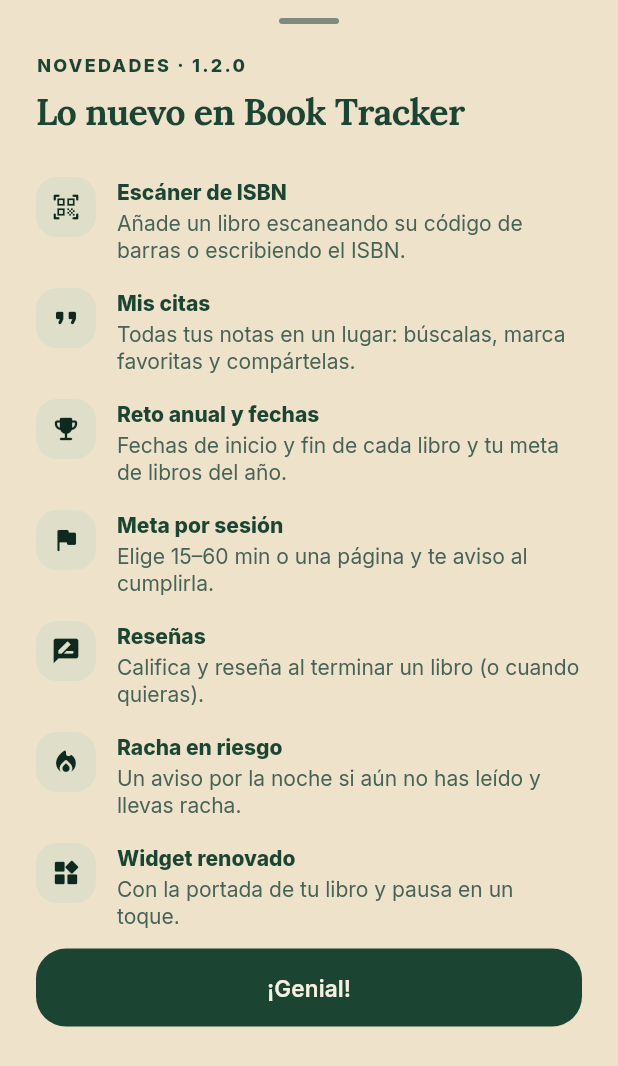
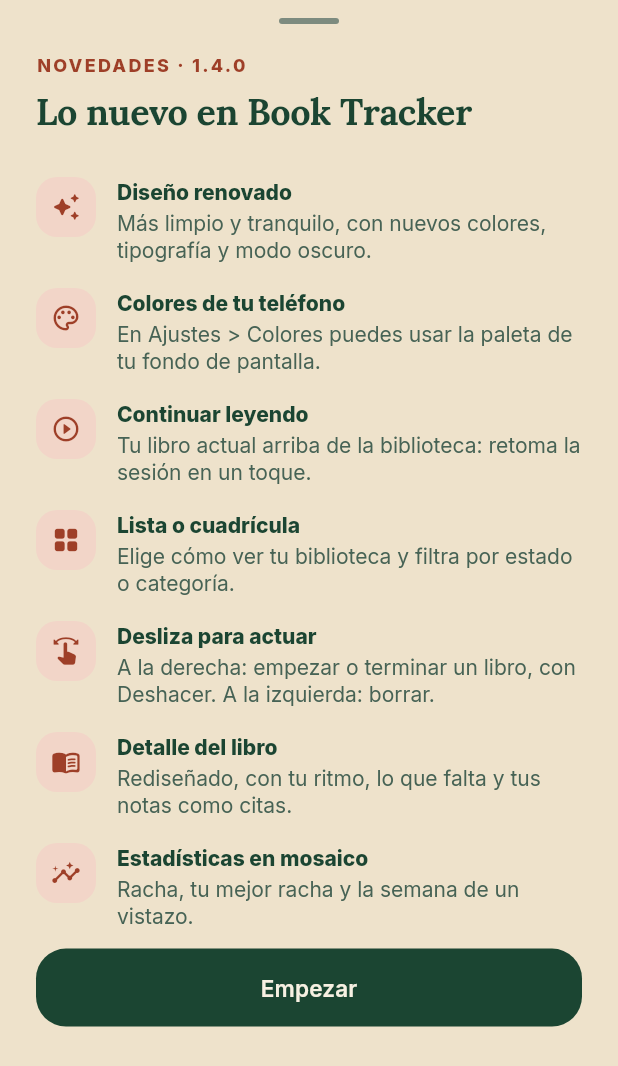
Before and after one commit to Xl3jxndro/book-tracker, a Flutter app: the WhatsNewSheet widget shown alone on an empty page, opened directly, on a phone screen of 412 x 824 dp. Shown: the top 1066 px of the screen. Run offline on Flutter 3.47's test engine with Material 3 defaults, Android fonts, the phone set to English and light mode, and no system bars; our stand-ins replace confetti, drift, dynamic_color, file_picker, flutter_local_notifications, flutter_riverpod and 18 more; missing offline and left inert: home_widget, in_app_purchase_android, mobile_scanner, tutorial_coach_mark; accounts and stored records are empty; generated files the repository leaves out were written again; statements that could not run were skipped.

Commit message:
Versión 1.4.0 (14): novedades del rediseño
Co-Authored-By: Claude Opus 5.5 <noreply@anthropic.com>

```diff
--- a/lib/widgets/whats_new_sheet.dart
+++ b/lib/widgets/whats_new_sheet.dart
@@ -6,19 +6,18 @@ import '../theme/app_colors.dart';
 /// bienvenida en su lugar). Al publicar otra versión con novedades, cambiar
 /// [version] y [items].
 class WhatsNew {
-  static const version = '1.2.0';
+  static const version = '1.4.0';
   static const prefsKey = 'whats_new_seen_version';
 
   static const items = <(IconData, String, String)>[
-    (Icons.qr_code_scanner_rounded, 'Escáner de ISBN', 'Añade un libro escaneando su código de barras o escribiendo el ISBN.'),
-    (Icons.format_quote_rounded, 'Mis citas', 'Todas tus notas en un lugar: búscalas, marca favoritas y compártelas.'),
-    (Icons.emoji_events_rounded, 'Reto anual y fechas', 'Fechas de inicio y fin de cada libro y tu meta de libros del año.'),
-    (Icons.flag_rounded, 'Meta por sesión', 'Elige 15–60 min o una página y te aviso al cumplirla.'),
-    (Icons.rate_review_rounded, 'Reseñas', 'Califica y reseña al terminar un libro (o cuando quieras).'),
-    (Icons.local_fire_department_rounded, 'Racha en riesgo', 'Un aviso por la noche si aún no has leído y llevas racha.'),
-    (Icons.widgets_rounded, 'Widget renovado', 'Con la portada de tu libro y pausa en un toque.'),
-    (Icons.ios_share_rounded, 'Mi año lector', 'Comparte una tarjeta con tus estadísticas del año.'),
-    (Icons.download_rounded, 'Goodreads y respaldos', 'Importa tu biblioteca de Goodreads y guarda una copia completa con portadas.'),
+    (Icons.auto_awesome_rounded, 'Diseño renovado', 'Más limpio y tranquilo, con nuevos colores, tipografía y modo oscuro.'),
+    (Icons.palette_outlined, 'Colores de tu teléfono', 'En Ajustes > Colores puedes usar la paleta de tu fondo de pantalla.'),
+    (Icons.play_circle_outline_rounded, 'Continuar leyendo', 'Tu libro actual arriba de la biblioteca: retoma la sesión en un toque.'),
+    (Icons.grid_view_rounded, 'Lista o cuadrícula', 'Elige cómo ver tu biblioteca y filtra por estado o categoría.'),
+    (Icons.swipe_rounded, 'Desliza para actuar', 'A la derecha: empezar o terminar un libro, con Deshacer. A la izquierda: borrar.'),
+    (Icons.menu_book_rounded, 'Detalle del libro', 'Rediseñado, con tu ritmo, lo que falta y tus notas como citas.'),
+    (Icons.insights_rounded, 'Estadísticas en mosaico', 'Racha, tu mejor racha y la semana de un vistazo.'),
+    (Icons.arrow_back_rounded, 'Gesto atrás', 'Desliza para volver y mira a dónde vas; "atrás" vuelve a Libros antes de salir.'),
   ];
 
   /// ¿Hay que mostrarlas? Solo una vez por versión.
@@ -73,10 +72,10 @@ class WhatsNewSheet extends StatelessWidget {
                 padding: const EdgeInsets.fromLTRB(24, 20, 24, 12),
                 children: [
                   Text('NOVEDADES · ${WhatsNew.version}',
-                      style: theme.textTheme.labelMedium?.copyWith(color: scheme.primary, fontWeight: FontWeight.w800, letterSpacing: 1.5)),
+                      style: theme.textTheme.labelMedium?.copyWith(color: context.app.accentText, fontWeight: FontWeight.w800, letterSpacing: 1.5)),
                   const SizedBox(height: 6),
                   Text('Lo nuevo en Book Tracker',
-                      style: theme.textTheme.headlineSmall?.copyWith(fontWeight: FontWeight.w800, letterSpacing: -0.5)),
+                      style: theme.textTheme.headlineSmall),
                   const SizedBox(height: 20),
                   for (final (icon, title, text) in WhatsNew.items)
                     Padding(
@@ -87,10 +86,10 @@ class WhatsNewSheet extends StatelessWidget {
                           Container(
                             padding: const EdgeInsets.all(10),
                             decoration: BoxDecoration(
-                              color: scheme.primaryContainer.withValues(alpha: 0.6),
+                              color: context.app.accentSoft,
                               borderRadius: BorderRadius.circular(14),
                             ),
-                            child: Icon(icon, size: 20, color: scheme.onPrimaryContainer),
+                            child: Icon(icon, size: 20, color: context.app.accentText),
                           ),
                           const SizedBox(width: 14),
                           Expanded(
@@ -118,7 +117,7 @@ class WhatsNewSheet extends StatelessWidget {
                   child: FilledButton(
                     onPressed: () => Navigator.pop(context),
                     style: FilledButton.styleFrom(minimumSize: const Size.fromHeight(52)),
-                    child: const Text('¡Genial!'),
+                    child: const Text('Empezar'),
                   ),
                 ),
               ),
--- a/pubspec.yaml
+++ b/pubspec.yaml
@@ -2,7 +2,7 @@ name: book_tracker
 description: "Una aplicación moderna para seguimiento de lectura."
 publish_to: 'none'
 
-version: 1.3.0+13
+version: 1.4.0+14
 
 environment:
   sdk: ^3.9.0
```
Also changed, not shown: 1 other file.
